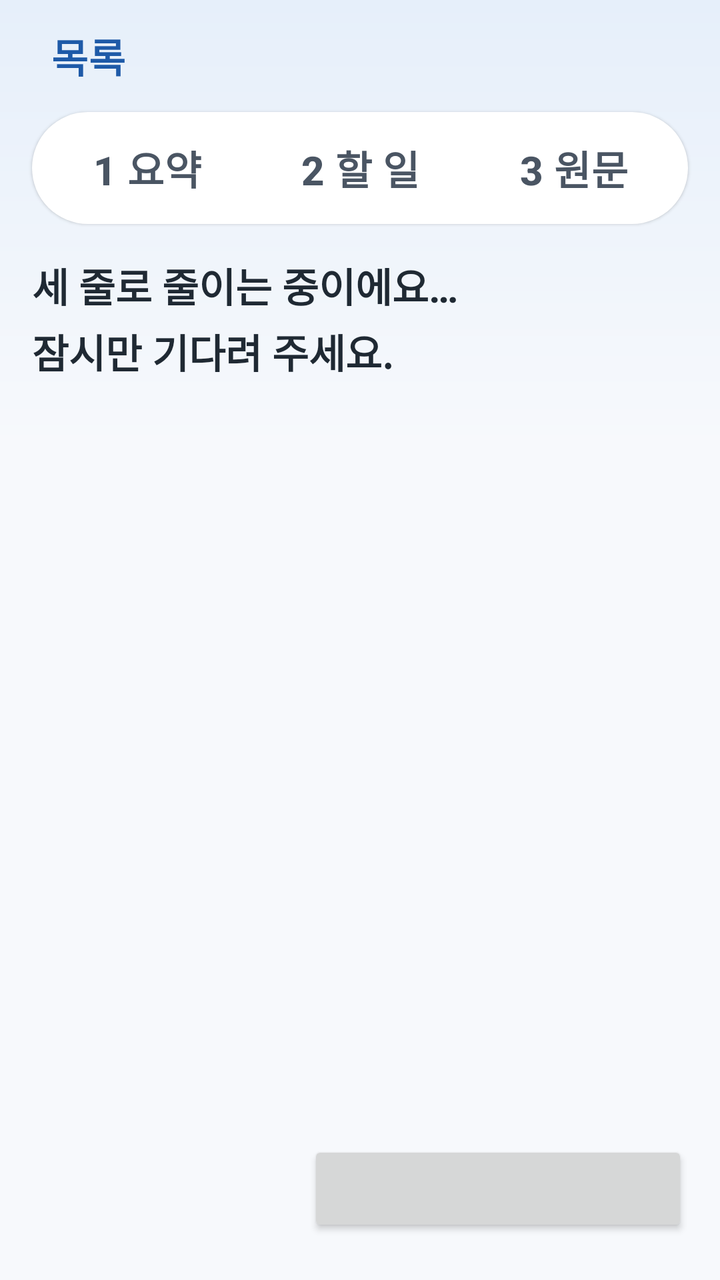
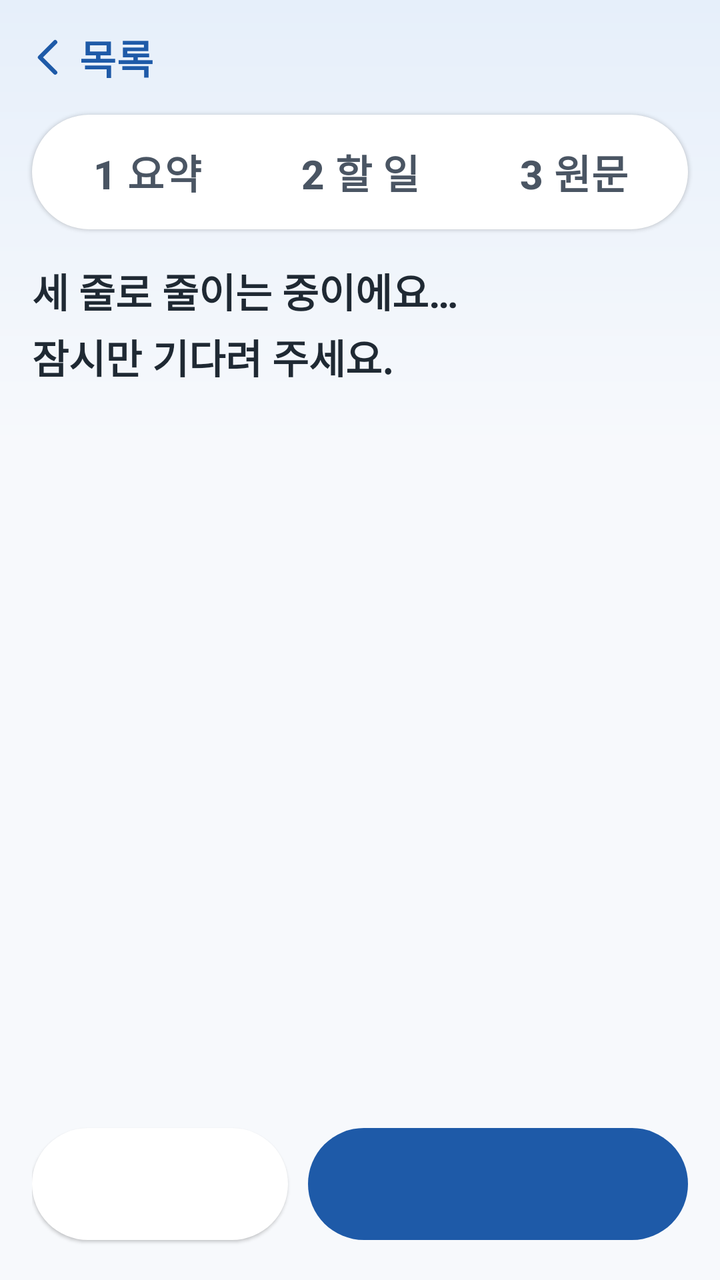

Screens rendered from an Android XML layout before and after an edit, with the pre-edit source and the edit as a unified diff.
<!-- AndroidManifest.xml: application theme Theme.ThreeLinesFirst -->
<!-- res/layout/activity_result.xml -->
<?xml version="1.0" encoding="utf-8"?>
<LinearLayout xmlns:android="http://schemas.android.com/apk/res/android"
    xmlns:app="http://schemas.android.com/apk/res-auto"
    xmlns:tools="http://schemas.android.com/tools"
    android:id="@+id/main"
    android:layout_width="match_parent"
    android:layout_height="match_parent"
    android:background="@drawable/bg_screen"
    android:orientation="vertical"
    tools:context=".ui.ResultActivity">

    <Button
        android:id="@+id/btnList"
        style="@style/Widget.Material3.Button.TextButton"
        android:layout_width="wrap_content"
        android:layout_height="wrap_content"
        android:layout_marginStart="4dp"
        android:layout_marginTop="4dp"
        android:minHeight="@dimen/touch_min"
        android:paddingStart="4dp"
        android:text="@string/back_list"
        android:textColor="@color/accent_text"
        android:textSize="@dimen/text_body"
        android:textStyle="bold"
        app:icon="@drawable/ic_chevron_left"
        app:iconPadding="2dp"
        app:iconSize="26dp"
        app:iconTint="@color/accent_text" />

    
    <LinearLayout
        android:layout_width="match_parent"
        android:layout_height="wrap_content"
        android:layout_marginHorizontal="16dp"
        android:layout_marginTop="4dp"
        android:background="@drawable/bg_pill"
        android:elevation="1dp"
        android:orientation="horizontal"
        android:padding="4dp">

        <Button
            android:id="@+id/tab1"
            style="@style/Tab"
            android:text="@string/tab_summary" />

        <Button
            android:id="@+id/tab2"
            style="@style/Tab"
            android:text="@string/tab_todo" />

        <Button
            android:id="@+id/tab3"
            style="@style/Tab"
            android:text="@string/tab_original" />
    </LinearLayout>

    <ScrollView
        android:id="@+id/scroll"
        android:layout_width="match_parent"
        android:layout_height="0dp"
        android:layout_weight="1">

        <LinearLayout
            android:layout_width="match_parent"
            android:layout_height="wrap_content"
            android:orientation="vertical"
            android:paddingHorizontal="16dp"
            android:paddingTop="16dp"
            android:paddingBottom="16dp">

            
            <LinearLayout
                android:id="@+id/statusGroup"
                android:layout_width="match_parent"
                android:layout_height="wrap_content"
                android:orientation="vertical">

                <TextView
                    android:id="@+id/txtStatus"
                    style="@style/Body"
                    android:text="@string/summarizing"
                    android:textColor="@color/ink"
                    android:textStyle="bold" />

                <Button
                    android:id="@+id/btnRetry"
                    android:layout_width="match_parent"
                    android:layout_height="wrap_content"
                    android:layout_marginTop="12dp"
                    android:text="@string/retry"
                    android:visibility="gone" />
            </LinearLayout>

            
            <LinearLayout
                android:id="@+id/page1"
                android:layout_width="match_parent"
                android:layout_height="wrap_content"
                android:orientation="vertical"
                android:visibility="gone">

                
                <TextView
                    android:id="@+id/txtSummaryHeading"
                    android:layout_width="match_parent"
                    android:layout_height="wrap_content"
                    android:layout_marginBottom="12dp"
                    android:accessibilityHeading="true"
                    android:paddingHorizontal="4dp"
                    android:textColor="@color/ink"
                    android:textSize="@dimen/text_title"
                    android:textStyle="bold" />

                
                <TextView
                    android:id="@+id/txtVerify"
                    android:layout_width="match_parent"
                    android:layout_height="wrap_content"
                    android:layout_marginBottom="12dp"
                    android:drawablePadding="10dp"
                    android:gravity="center_vertical"
                    android:lineSpacingExtra="4dp"
                    android:paddingHorizontal="14dp"
                    android:paddingVertical="12dp"
                    android:textSize="@dimen/text_body"
                    android:textStyle="bold"
                    android:visibility="gone" />

                <com.google.android.material.card.MaterialCardView
                    android:layout_width="match_parent"
                    android:layout_height="wrap_content"
                    android:layout_marginHorizontal="2dp">

                    <LinearLayout
                        android:layout_width="match_parent"
                        android:layout_height="wrap_content"
                        android:divider="?android:listDivider"
                        android:orientation="vertical"
                        android:paddingHorizontal="18dp"
                        android:showDividers="middle">

                        <LinearLayout style="@style/SummaryRow">

                            <TextView
                                style="@style/SummaryNumber"
                                android:text="1" />

                            <LinearLayout
                                android:layout_width="match_parent"
                                android:layout_height="wrap_content"
                                android:orientation="vertical">

                                <TextView
                                    style="@style/SummaryLabel"
                                    android:text="@string/label_what" />

                                <TextView
                                    android:id="@+id/txtLine1"
                                    style="@style/SummaryLine" />
                            </LinearLayout>
                        </LinearLayout>

                        <LinearLayout style="@style/SummaryRow">

                            <TextView
                                style="@style/SummaryNumber"
                                android:text="2" />

                            <LinearLayout
                                android:layout_width="match_parent"
                                android:layout_height="wrap_content"
                                android:orientation="vertical">

                                <TextView
                                    style="@style/SummaryLabel"
                                    android:text="@string/label_todo" />

                                <TextView
                                    android:id="@+id/txtLine2"
                                    style="@style/SummaryLine" />
                            </LinearLayout>
                        </LinearLayout>

                        <LinearLayout style="@style/SummaryRow">

                            <TextView
                                style="@style/SummaryNumber"
                                android:text="3" />

                            <LinearLayout
                                android:layout_width="match_parent"
                                android:layout_height="wrap_content"
                                android:orientation="vertical">

                                <TextView
                                    style="@style/SummaryLabel"
                                    android:text="@string/label_when_where" />

                                <TextView
                                    android:id="@+id/txtLine3"
                                    style="@style/SummaryLine" />
                            </LinearLayout>
                        </LinearLayout>
                    </LinearLayout>
                </com.google.android.material.card.MaterialCardView>

                
                <TextView
                    android:id="@+id/txtWarning"
                    android:layout_width="match_parent"
                    android:layout_height="wrap_content"
                    android:layout_marginTop="12dp"
                    android:background="@drawable/warning_box"
                    android:drawablePadding="10dp"
                    android:gravity="center_vertical"
                    android:lineSpacingExtra="4dp"
                    android:padding="14dp"
                    android:textColor="@color/warning_text"
                    android:textSize="@dimen/text_body"
                    android:textStyle="bold"
                    app:drawableStartCompat="@drawable/ic_warning" />

                
                <Button
                    android:id="@+id/btnEasier"
                    style="@style/Button.Light"
                    android:layout_width="match_parent"
                    android:layout_height="wrap_content"
                    android:layout_marginTop="16dp"
                    android:text="@string/easier"
                    app:icon="@drawable/ic_info" />
            </LinearLayout>

            
            <LinearLayout
                android:id="@+id/page2"
                android:layout_width="match_parent"
                android:layout_height="wrap_content"
                android:orientation="vertical"
                android:visibility="gone">

                <LinearLayout
                    android:id="@+id/todoHeader"
                    android:layout_width="match_parent"
                    android:layout_height="wrap_content"
                    android:layout_marginBottom="4dp"
                    android:gravity="center_vertical"
                    android:orientation="horizontal"
                    android:paddingHorizontal="4dp">

                    <TextView
                        android:layout_width="0dp"
                        android:layout_height="wrap_content"
                        android:layout_weight="1"
                        android:accessibilityHeading="true"
                        android:text="@string/todos_title"
                        android:textColor="@color/ink"
                        android:textSize="@dimen/text_heading"
                        android:textStyle="bold"
                        tools:targetApi="28" />

                    <TextView
                        android:id="@+id/txtTodoCount"
                        android:layout_width="wrap_content"
                        android:layout_height="wrap_content"
                        android:textColor="@color/sub"
                        android:textSize="@dimen/text_body"
                        android:textStyle="bold" />
                </LinearLayout>

                <LinearLayout
                    android:id="@+id/todoGroup"
                    android:layout_width="match_parent"
                    android:layout_height="wrap_content"
                    android:orientation="vertical" />

                <TextView
                    style="@style/Heading"
                    android:accessibilityHeading="true"
                    android:text="@string/actions_title"
                    tools:targetApi="28" />

                
                <LinearLayout
                    android:id="@+id/actionGrid"
                    android:layout_width="match_parent"
                    android:layout_height="wrap_content"
                    android:orientation="vertical" />

                <TextView
                    android:id="@+id/txtAlarm"
                    style="@style/Body"
                    android:layout_marginTop="12dp"
                    android:background="@drawable/bg_card"
                    android:drawablePadding="10dp"
                    android:elevation="1dp"
                    android:gravity="center_vertical"
                    android:padding="14dp"
                    app:drawableStartCompat="@drawable/ic_bell"
                    app:drawableTint="@color/accent_text" />
            </LinearLayout>

            
            <LinearLayout
                android:id="@+id/page3"
                android:layout_width="match_parent"
                android:layout_height="wrap_content"
                android:orientation="vertical"
                android:visibility="gone">

                <LinearLayout
                    android:id="@+id/photoGroup"
                    android:layout_width="match_parent"
                    android:layout_height="wrap_content"
                    android:orientation="vertical">

                    <TextView
                        style="@style/Heading"
                        android:layout_marginTop="0dp"
                        android:accessibilityHeading="true"
                        android:text="@string/photo_title"
                        tools:targetApi="28" />

                    <com.google.android.material.card.MaterialCardView
                        android:layout_width="match_parent"
                        android:layout_height="wrap_content"
                        android:layout_marginHorizontal="2dp">

                        <FrameLayout
                            android:layout_width="match_parent"
                            android:layout_height="wrap_content">

                            <ImageView
                                android:id="@+id/imgOriginal"
                                android:layout_width="match_parent"
                                android:layout_height="@dimen/photo_small"
                                android:background="@color/tone_gray_bg"
                                android:contentDescription="@string/photo_desc"
                                android:scaleType="centerCrop" />

                            <Button
                                android:id="@+id/btnPhoto"
                                style="@style/Button.Light"
                                android:layout_width="wrap_content"
                                android:layout_height="wrap_content"
                                android:layout_gravity="bottom|end"
                                android:layout_margin="10dp"
                                android:minHeight="@dimen/touch_min"
                                android:text="@string/show_photo"
                                app:icon="@drawable/ic_zoom" />
                        </FrameLayout>
                    </com.google.android.material.card.MaterialCardView>
                </LinearLayout>

                <TextView
                    style="@style/Heading"
                    android:accessibilityHeading="true"
                    android:text="@string/original_title"
                    tools:targetApi="28" />

                <TextView
                    android:id="@+id/txtOriginal"
                    style="@style/Body"
                    android:background="@drawable/bg_card"
                    android:elevation="1dp"
                    android:padding="16dp"
                    android:textIsSelectable="true" />

                <TextView
                    android:id="@+id/txtNote"
                    style="@style/Body"
                    android:layout_marginTop="16dp"
                    android:paddingHorizontal="4dp"
                    android:text="@string/summary_note"
                    android:textColor="@color/sub" />

                
                <Button
                    android:id="@+id/btnDelete"
                    style="@style/Widget.Material3.Button.TextButton"
                    android:layout_width="wrap_content"
                    android:layout_height="wrap_content"
                    android:layout_gravity="center_horizontal"
                    android:layout_marginTop="12dp"
                    android:minHeight="@dimen/touch_min"
                    android:text="@string/delete_notice"
                    android:textColor="@color/warning_text"
                    android:textSize="@dimen/text_body"
                    android:textStyle="bold"
                    app:icon="@drawable/ic_trash"
                    app:iconTint="@color/warning_text" />
            </LinearLayout>
        </LinearLayout>
    </ScrollView>

    
    <LinearLayout
        android:layout_width="match_parent"
        android:layout_height="wrap_content"
        android:orientation="horizontal"
        android:paddingHorizontal="16dp"
        android:paddingTop="8dp"
        android:paddingBottom="16dp">

        <Button
            android:id="@+id/btnLeft"
            style="@style/Button.Light"
            android:layout_width="wrap_content"
            android:layout_height="wrap_content"
            android:layout_marginEnd="10dp"
            android:minWidth="128dp" />

        <Button
            android:id="@+id/btnRight"
            android:layout_width="0dp"
            android:layout_height="wrap_content"
            android:layout_weight="1"
            app:iconGravity="textEnd" />
    </LinearLayout>

</LinearLayout>
<!-- resources referenced by this layout -->
<resources>
  <color name="accent_text">#1E5AA8</color>
  <color name="ink">#1F2933</color>
  <color name="sub">#5B6470</color>
  <color name="tone_gray_bg">#EFEFEC</color>
  <color name="warning_text">#9A4310</color>
  <dimen name="photo_small">220dp</dimen>
  <dimen name="text_body">20sp</dimen>
  <dimen name="text_heading">22sp</dimen>
  <dimen name="text_title">26sp</dimen>
  <dimen name="touch_min">48dp</dimen>
  <!-- drawable bg_card (drawable) -->
  <shape xmlns:android="http://schemas.android.com/apk/res/android">
      <solid android:color="@color/surface" />
      <corners android:radius="20dp" />
  </shape>
  <!-- drawable bg_pill (drawable) -->
  <shape xmlns:android="http://schemas.android.com/apk/res/android">
      <solid android:color="@color/surface" />
      <corners android:radius="999dp" />
  </shape>
  <!-- drawable bg_screen (drawable) -->
  <shape xmlns:android="http://schemas.android.com/apk/res/android">
      <gradient
          android:angle="270"
          android:centerColor="@color/bg"
          android:centerY="0.35"
          android:endColor="@color/bg"
          android:startColor="@color/bg_top" />
  </shape>
  <!-- drawable warning_box (drawable) -->
  <shape xmlns:android="http://schemas.android.com/apk/res/android">
      <solid android:color="@color/warning_bg" />
      <corners android:radius="16dp" />
  </shape>
  <string name="actions_title">바로 하기</string>
  <string name="back_list">목록</string>
  <string name="delete_notice">이 안내문 지우기</string>
  <string name="easier">이해가 안 돼요, 더 쉽게</string>
  <string name="label_todo">무엇을 해야 하나요?</string>
  <string name="label_what">무슨 안내문?</string>
  <string name="label_when_where">언제 · 어디서 · 얼마?</string>
  <string name="original_title">읽은 글 · 개인정보는 가렸어요</string>
  <string name="photo_desc">찍은 안내문 원문 사진</string>
  <string name="photo_title">찍은 사진</string>
  <string name="retry">다시 요약하기</string>
  <string name="show_photo">크게 보기</string>
  <string name="summarizing">세 줄로 줄이는 중이에요…\n잠시만 기다려 주세요.</string>
  <string name="summary_note">요약은 참고용이에요. 효력은 원문을 따르니 중요한 내용은 원문이나 기관에 꼭 확인하세요.</string>
  <string name="tab_original">3 원문</string>
  <string name="tab_summary">1 요약</string>
  <string name="tab_todo">2 할 일</string>
  <string name="todos_title">할 일</string>
  <style name="Body">
          <item name="android:layout_width">match_parent</item>
          <item name="android:layout_height">wrap_content</item>
          <item name="android:lineSpacingExtra">4dp</item>
          <item name="android:textColor">@color/body</item>
          <item name="android:textSize">@dimen/text_body</item>
      </style>
  <style name="SummaryLabel">
          <item name="android:layout_width">match_parent</item>
          <item name="android:layout_height">wrap_content</item>
          <item name="android:textColor">@color/sub</item>
          <item name="android:textSize">18sp</item>
          <item name="android:textStyle">bold</item>
      </style>
  <style name="SummaryRow">
          <item name="android:layout_width">match_parent</item>
          <item name="android:layout_height">wrap_content</item>
          <item name="android:orientation">horizontal</item>
          <item name="android:paddingVertical">16dp</item>
      </style>
  <style name="Theme.ThreeLinesFirst" parent="Base.Theme.ThreeLinesFirst" />
  <color name="surface">#FFFFFF</color>
  <color name="bg">#F7F9FC</color>
  <color name="bg_top">#E6EFFA</color>
  <color name="warning_bg">#FBEDE3</color>
  <color name="body">#4A5563</color>
  <dimen name="text_summary">22sp</dimen>
  <!-- drawable bg_circle (drawable) -->
  <shape xmlns:android="http://schemas.android.com/apk/res/android"
      android:shape="oval">
      <solid android:color="@color/accent" />
  </shape>
  <color name="on_accent">#FFFFFF</color>
  <color name="accent">#1E5AA8</color>
  <style name="Card" parent="Widget.Material3.CardView.Elevated">
          <item name="cardBackgroundColor">@color/surface</item>
          <item name="cardCornerRadius">22dp</item>
          <item name="cardElevation">2dp</item>
      </style>
  <!-- unchanged entries left out for length: 13 -->
</resources>

<!-- the commit's change to res/layout/activity_result.xml (unified diff, before → after) -->
@@ -9,7 +9,7 @@
     android:orientation="vertical"
     tools:context=".ui.ResultActivity">
 
-    <Button
+    <com.google.android.material.button.MaterialButton
         android:id="@+id/btnList"
         style="@style/Widget.Material3.Button.TextButton"
         android:layout_width="wrap_content"
@@ -38,17 +38,17 @@
         android:orientation="horizontal"
         android:padding="4dp">
 
-        <Button
+        <com.google.android.material.button.MaterialButton
             android:id="@+id/tab1"
             style="@style/Tab"
             android:text="@string/tab_summary" />
 
-        <Button
+        <com.google.android.material.button.MaterialButton
             android:id="@+id/tab2"
             style="@style/Tab"
             android:text="@string/tab_todo" />
 
-        <Button
+        <com.google.android.material.button.MaterialButton
             android:id="@+id/tab3"
             style="@style/Tab"
             android:text="@string/tab_original" />
@@ -82,7 +82,7 @@
                     android:textColor="@color/ink"
                     android:textStyle="bold" />
 
-                <Button
+                <com.google.android.material.button.MaterialButton
                     android:id="@+id/btnRetry"
                     android:layout_width="match_parent"
                     android:layout_height="wrap_content"
@@ -221,7 +221,7 @@
                     app:drawableStartCompat="@drawable/ic_warning" />
 
                 
-                <Button
+                <com.google.android.material.button.MaterialButton
                     android:id="@+id/btnEasier"
                     style="@style/Button.Light"
                     android:layout_width="match_parent"
@@ -338,7 +338,7 @@
                                 android:contentDescription="@string/photo_desc"
                                 android:scaleType="centerCrop" />
 
-                            <Button
+                            <com.google.android.material.button.MaterialButton
                                 android:id="@+id/btnPhoto"
                                 style="@style/Button.Light"
                                 android:layout_width="wrap_content"
@@ -375,7 +375,7 @@
                     android:textColor="@color/sub" />
 
                 
-                <Button
+                <com.google.android.material.button.MaterialButton
                     android:id="@+id/btnDelete"
                     style="@style/Widget.Material3.Button.TextButton"
                     android:layout_width="wrap_content"
@@ -402,7 +402,7 @@
         android:paddingTop="8dp"
         android:paddingBottom="16dp">
 
-        <Button
+        <com.google.android.material.button.MaterialButton
             android:id="@+id/btnLeft"
             style="@style/Button.Light"
             android:layout_width="wrap_content"
@@ -410,7 +410,7 @@
             android:layout_marginEnd="10dp"
             android:minWidth="128dp" />
 
-        <Button
+        <com.google.android.material.button.MaterialButton
             android:id="@+id/btnRight"
             android:layout_width="0dp"
             android:layout_height="wrap_content"
